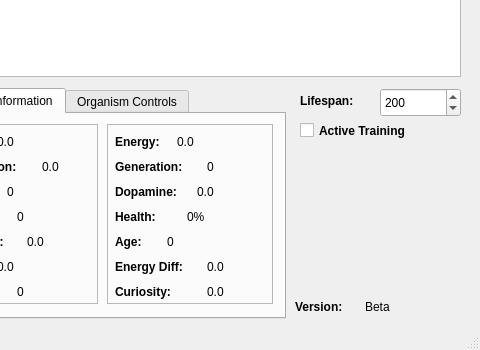
Qt form MainWindow.ui (edgecase963/Sapiogenesis) before a commit; both pictures show x 620 to 1100 and y 561 to 911 of the 1100 by 911 pixel window.
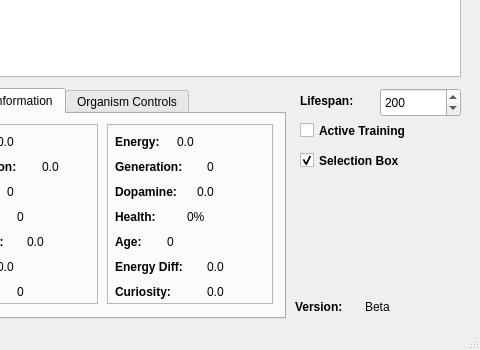
The same form after that commit.

```diff
--- a/MainWindow.ui
+++ b/MainWindow.ui
@@ -3107,6 +3107,31 @@
      <bool>false</bool>
     </property>
    </widget>
+   <widget class="QCheckBox" name="selection_box_checkbox">
+    <property name="geometry">
+     <rect>
+      <x>920</x>
+      <y>690</y>
+      <width>131</width>
+      <height>25</height>
+     </rect>
+    </property>
+    <property name="font">
+     <font>
+      <weight>75</weight>
+      <bold>true</bold>
+     </font>
+    </property>
+    <property name="statusTip">
+     <string>While checked, organism's neural networks will be trained automatically. Uncheck this for manual training only on the selected organism</string>
+    </property>
+    <property name="text">
+     <string>Selection Box</string>
+    </property>
+    <property name="checked">
+     <bool>true</bool>
+    </property>
+   </widget>
   </widget>
   <widget class="QStatusBar" name="statusbar"/>
   <widget class="QMenuBar" name="menubar">
```
Left out of the diff: 2 changed lines with no effect on the pictures.
